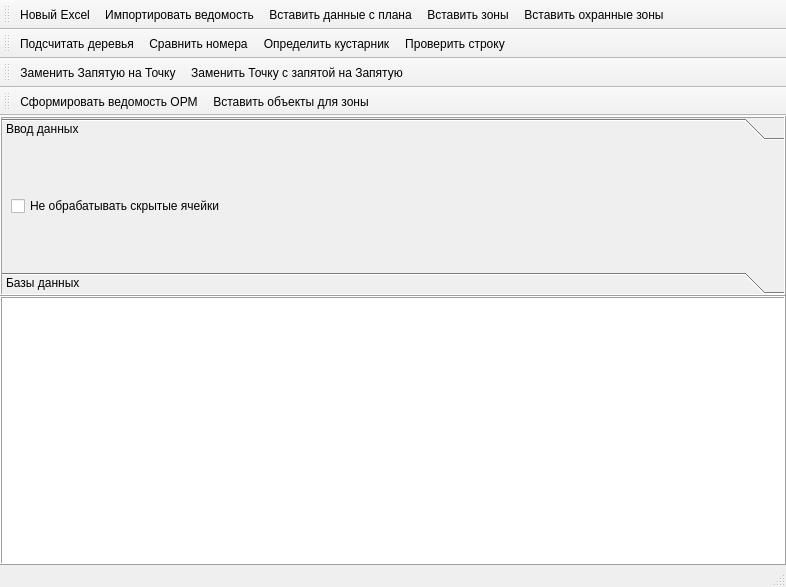
The window that resources/main_window.ui (maxmyslivets/TaxationMaster) describes before a commit, drawn with Qt 5.
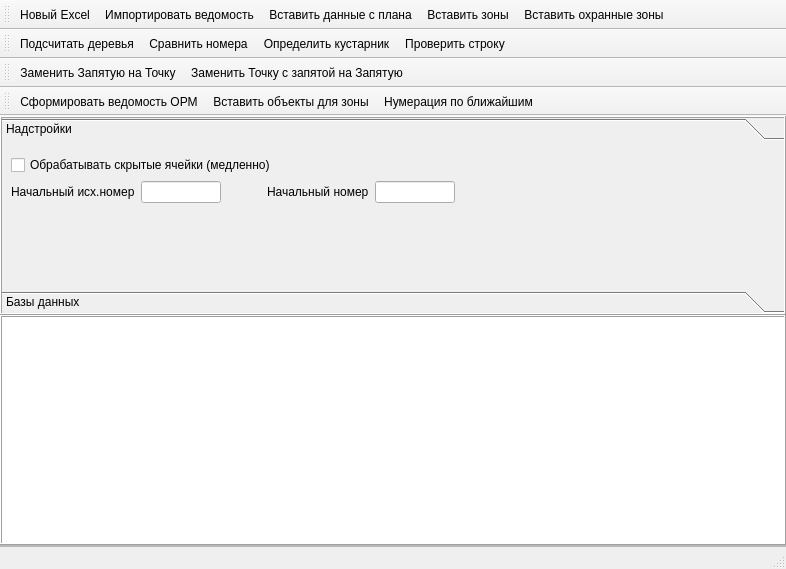
The same window after the commit. Icons and pictures are not drawn.

Commit message: нумерация по ближайшим

The edit to the form file:
```diff
--- a/resources/main_window.ui
+++ b/resources/main_window.ui
@@ -7,7 +7,7 @@
     <x>0</x>
     <y>0</y>
     <width>786</width>
-    <height>587</height>
+    <height>569</height>
    </rect>
   </property>
   <property name="windowTitle">
@@ -57,6 +57,12 @@
          <bool>true</bool>
         </property>
         <widget class="QToolBox" name="toolBox">
+         <property name="sizePolicy">
+          <sizepolicy hsizetype="Expanding" vsizetype="Expanding">
+           <horstretch>0</horstretch>
+           <verstretch>0</verstretch>
+          </sizepolicy>
+         </property>
          <property name="frameShape">
           <enum>QFrame::Shape::Box</enum>
          </property>
@@ -78,23 +84,109 @@
             <x>0</x>
             <y>0</y>
             <width>780</width>
-            <height>54</height>
+            <height>103</height>
            </rect>
           </property>
           <attribute name="label">
-           <string>Ввод данных</string>
+           <string>Надстройки</string>
           </attribute>
           <layout class="QGridLayout" name="gridLayout_5">
-           <item row="0" column="0">
+           <item row="2" column="0">
+            <layout class="QHBoxLayout" name="horizontalLayout">
+             <property name="spacing">
+              <number>6</number>
+             </property>
+             <item>
+              <widget class="QLabel" name="label">
+               <property name="text">
+                <string>Начальный исх.номер</string>
+               </property>
+              </widget>
+             </item>
+             <item>
+              <widget class="QLineEdit" name="lineEdit_start_number">
+               <property name="maximumSize">
+                <size>
+                 <width>80</width>
+                 <height>16777215</height>
+                </size>
+               </property>
+               <property name="inputMethodHints">
+                <set>Qt::InputMethodHint::ImhDigitsOnly</set>
+               </property>
+              </widget>
+             </item>
+             <item>
+              <spacer name="horizontalSpacer_3">
+               <property name="orientation">
+                <enum>Qt::Orientation::Horizontal</enum>
+               </property>
+               <property name="sizeType">
+                <enum>QSizePolicy::Policy::Fixed</enum>
+               </property>
+               <property name="sizeHint" stdset="0">
+                <size>
+                 <width>40</width>
+                 <height>20</height>
+                </size>
+               </property>
+              </spacer>
+             </item>
+             <item>
+              <widget class="QLabel" name="label_2">
+               <property name="text">
+                <string>Начальный номер</string>
+               </property>
+              </widget>
+             </item>
+             <item>
+              <widget class="QLineEdit" name="lineEdit_start_numeration">
+               <property name="maximumSize">
+                <size>
+                 <width>80</width>
+                 <height>16777215</height>
+                </size>
+               </property>
+              </widget>
+             </item>
+             <item>
+              <spacer name="horizontalSpacer">
+               <property name="orientation">
+                <enum>Qt::Orientation::Horizontal</enum>
+               </property>
+               <property name="sizeHint" stdset="0">
+                <size>
+                 <width>40</width>
+                 <height>20</height>
+                </size>
+               </property>
+              </spacer>
+             </item>
+            </layout>
+           </item>
+           <item row="1" column="0">
             <widget class="QCheckBox" name="checkBox_skip_hidden_cells">
              <property name="text">
-              <string>Не обрабатывать скрытые ячейки</string>
+              <string>Обрабатывать скрытые ячейки (медленно)</string>
              </property>
              <property name="checked">
               <bool>false</bool>
              </property>
             </widget>
            </item>
+           <item row="3" column="0">
+            <spacer name="verticalSpacer">
+             <property name="orientation">
+              <enum>Qt::Orientation::Vertical</enum>
+             </property>
+             <property name="sizeHint" stdset="0">
+              <size>
+               <width>20</width>
+               <height>40</height>
+              </size>
+             </property>
+            </spacer>
+           </item>
           </layout>
          </widget>
          <widget class="QWidget" name="page_2">
@@ -303,6 +395,49 @@
       </item>
      </layout>
     </item>
+    <item row="1" column="0">
+     <widget class="QFrame" name="frame">
+      <property name="sizePolicy">
+       <sizepolicy hsizetype="Preferred" vsizetype="Maximum">
+        <horstretch>0</horstretch>
+        <verstretch>0</verstretch>
+       </sizepolicy>
+      </property>
+      <property name="frameShape">
+       <enum>QFrame::Shape::StyledPanel</enum>
+      </property>
+      <property name="frameShadow">
+       <enum>QFrame::Shadow::Raised</enum>
+      </property>
+      <layout class="QGridLayout" name="gridLayout_6">
+       <property name="leftMargin">
+        <number>0</number>
+       </property>
+       <property name="topMargin">
+        <number>0</number>
+       </property>
+       <property name="rightMargin">
+        <number>0</number>
+       </property>
+       <property name="bottomMargin">
+        <number>0</number>
+       </property>
+       <property name="spacing">
+        <number>0</number>
+       </property>
+       <item row="0" column="0">
+        <layout class="QVBoxLayout" name="progress_layout">
+         <property name="spacing">
+          <number>0</number>
+         </property>
+         <property name="sizeConstraint">
+          <enum>QLayout::SizeConstraint::SetDefaultConstraint</enum>
+         </property>
+        </layout>
+       </item>
+      </layout>
+     </widget>
+    </item>
    </layout>
   </widget>
   <widget class="QToolBar" name="toolBar_import">
@@ -361,6 +496,7 @@
    </attribute>
    <addaction name="action_insert_taxation_list_orm"/>
    <addaction name="action_insert_zone_objects"/>
+   <addaction name="action_kmean_numeration"/>
   </widget>
   <widget class="QStatusBar" name="statusBar"/>
   <action name="action_import_taxation_list">
@@ -508,6 +644,17 @@
     <enum>QAction::MenuRole::NoRole</enum>
    </property>
   </action>
+  <action name="action_kmean_numeration">
+   <property name="text">
+    <string>Нумерация по ближайшим</string>
+   </property>
+   <property name="toolTip">
+    <string>Нумерация по ближайшим</string>
+   </property>
+   <property name="menuRole">
+    <enum>QAction::MenuRole::NoRole</enum>
+   </property>
+  </action>
  </widget>
  <resources>
   <include location="resources.qrc"/>
```
Left out of the diff: 21 changed lines with no effect on the pictures. The commit also changes 6 other files.
